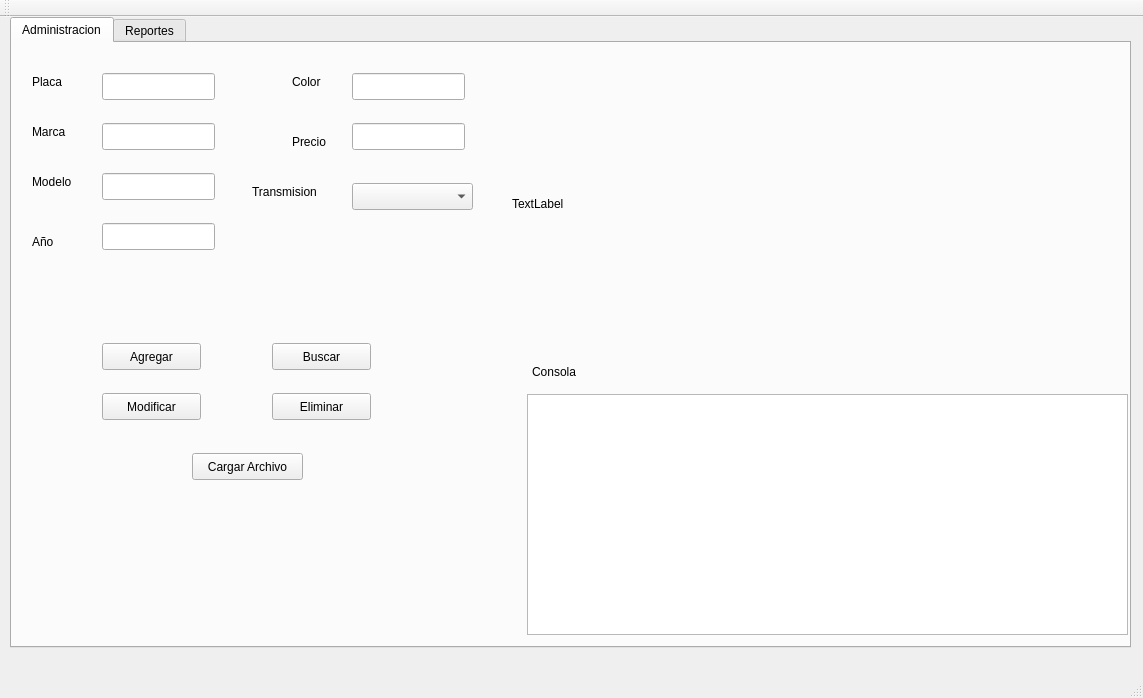
This is mainwindow.ui in EduardoGarcia360/EDDPractica2 as Qt 5 draws it before an edit. The edited form follows.
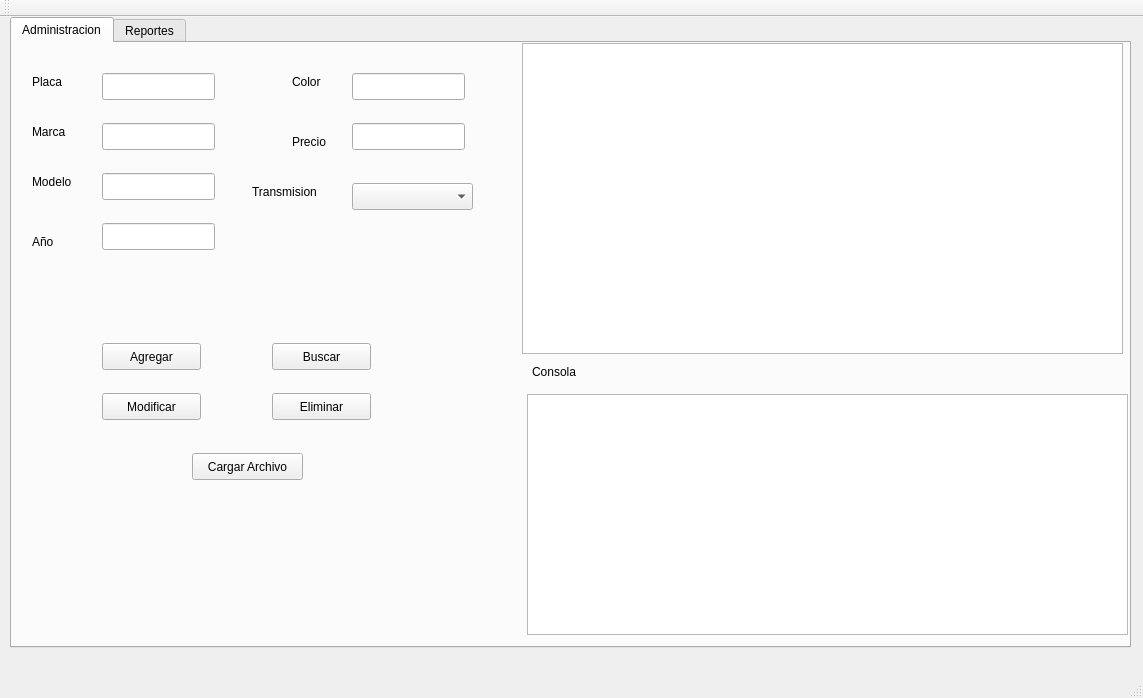
This is the edited form.

The edit to the form file:
```diff
--- a/mainwindow.ui
+++ b/mainwindow.ui
@@ -269,19 +269,6 @@
        <string>Consola</string>
       </property>
      </widget>
-     <widget class="QLabel" name="lblgrafica">
-      <property name="geometry">
-       <rect>
-        <x>500</x>
-        <y>10</y>
-        <width>611</width>
-        <height>301</height>
-       </rect>
-      </property>
-      <property name="text">
-       <string>TextLabel</string>
-      </property>
-     </widget>
      <widget class="QComboBox" name="cboxtransmision">
       <property name="geometry">
        <rect>
@@ -292,6 +279,16 @@
        </rect>
       </property>
      </widget>
+     <widget class="QGraphicsView" name="graphicsView">
+      <property name="geometry">
+       <rect>
+        <x>510</x>
+        <y>0</y>
+        <width>601</width>
+        <height>311</height>
+       </rect>
+      </property>
+     </widget>
     </widget>
     <widget class="QWidget" name="tab_2">
      <attribute name="title">
```
